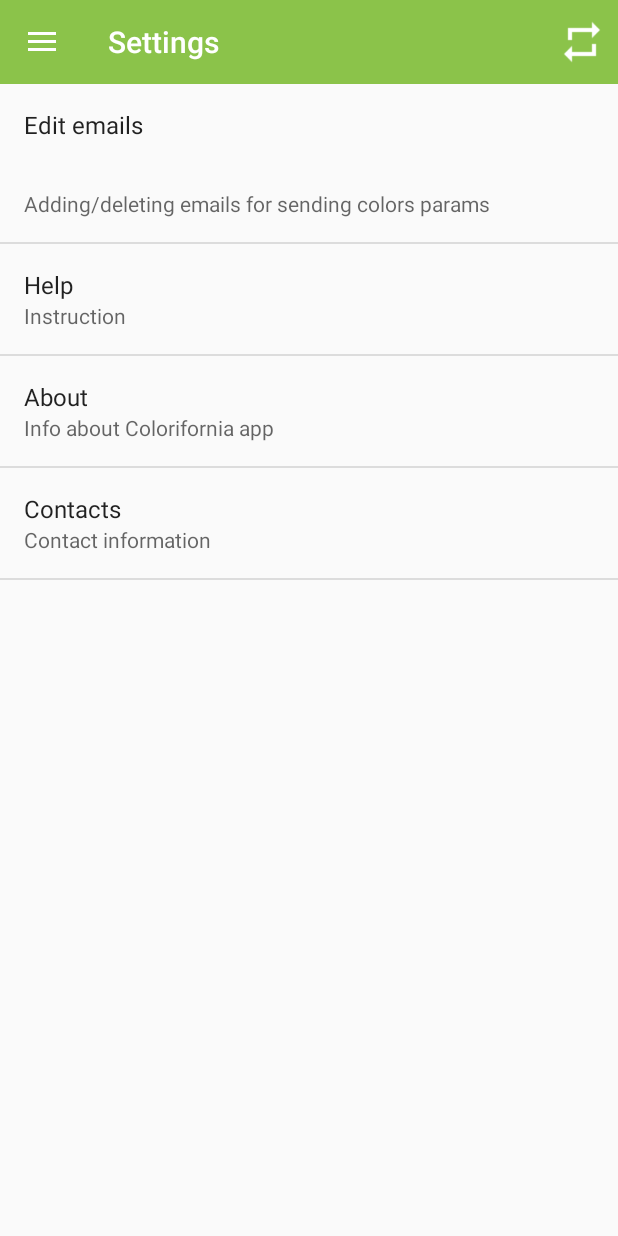
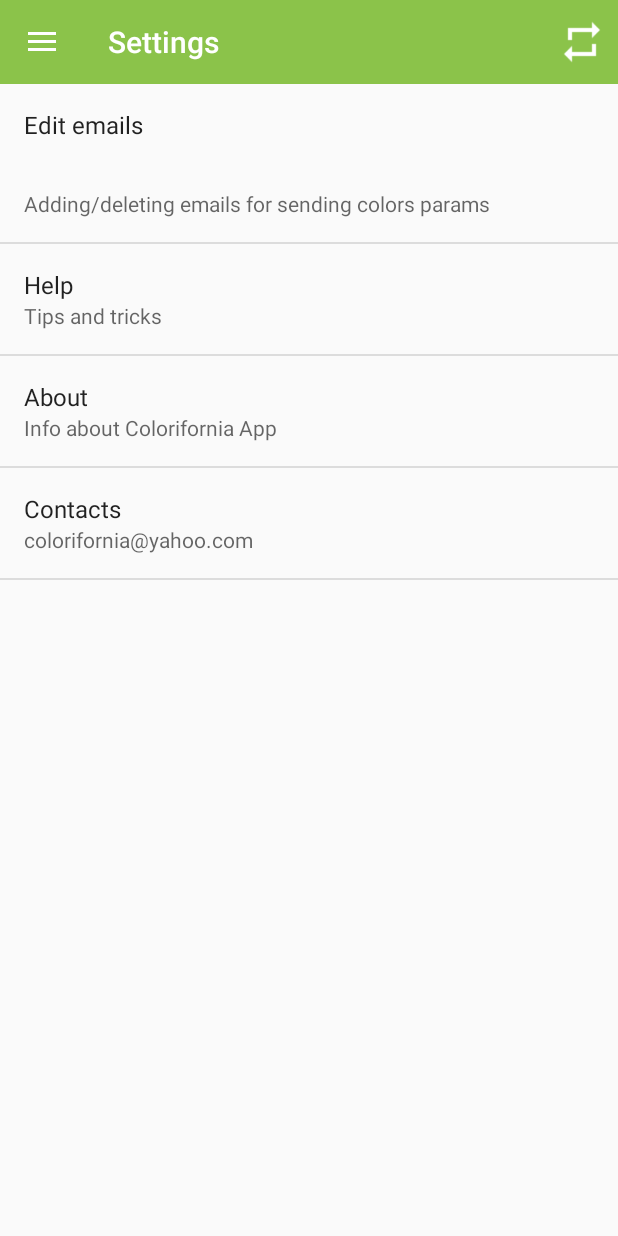
Before and after one commit to ruan65/ColoriforniaII, an Android app: the fragment FragmentAppSettings placed in its activity, on a phone screen of 412 x 824 dp. Run offline under Robolectric (Android 15) with nearby library versions, the phone set to English and light mode, and no system bars; our stand-ins replace ButterKnife.

Commit message:
prefs translation

```diff
--- a/app/src/main/res/values/strings.xml
+++ b/app/src/main/res/values/strings.xml
@@ -3,13 +3,12 @@
 
     <string name="app_name">Colorifornia</string>
     <string name="action_settings" translatable="false">Settings</string>
-    <string name="drawer_open">Drawer opened</string>
-    <string name="drawer_close">Drawer closed</string>
+    <string name="drawer_open" translatable="false">Drawer opened</string>
+    <string name="drawer_close" translatable="false">Drawer closed</string>
     <!-- Preferences -->
     <string name="pref_key_user_learned_drawer" translatable="false">user_learned_drawer</string>
     <string name="not_first_time" translatable="false">notFirstTimeAppStarts</string>
     <string name="color" translatable="false">color</string>
-    <string name="btn_back">\u21a9</string>
     <string name="save_color">Save color (also via "V" or double click)</string>
     <string name="erase">Clear saved colors</string>
     <string name="ok" translatable="false">OK</string>
@@ -62,4 +61,11 @@
     <string name="chooser_title">Send color(s) parameters...</string>
     <string name="hint_op_image_title">Hint</string>
     <string name="hint_op_image_msg">This is a stub image. To open an actual image, press "Gallery folder" icon on the action bar.</string>
+    <string name="key_prefs_instruction" translatable="false">prefs_instruction</string>
+    <string name="prefs_help_title">Help</string>
+    <string name="prefs_help_summary">Tips and tricks</string>
+    <string name="prefs_title_about">About</string>
+    <string name="prefs_summary_about">Info about Colorifornia App</string>
+    <string name="prefs_contacts_summary">colorifornia@yahoo.com</string>
+    <string name="prefs_contacts_title">Contacts</string>
 </resources>
--- a/app/src/main/res/xml/preferences.xml
+++ b/app/src/main/res/xml/preferences.xml
@@ -9,18 +9,18 @@
         android:title="@string/prefs_title" />
 
     <Preference
-        android:key="no_key"
-        android:summary="Instruction"
-        android:title="Help" />
+        android:key="@string/key_prefs_instruction"
+        android:summary="@string/prefs_help_summary"
+        android:title="@string/prefs_help_title" />
 
     <Preference
-        android:key="no_key"
-        android:summary="Info about Colorifornia app"
-        android:title="About" />
+        android:key="key_prefs_about"
+        android:summary="@string/prefs_summary_about"
+        android:title="@string/prefs_title_about" />
 
     <Preference
-        android:key="no_key"
-        android:summary="Contact information"
-        android:title="Contacts" />
+        android:key="key_prefs_contacts"
+        android:summary="@string/prefs_contacts_summary"
+        android:title="@string/prefs_contacts_title" />
 
 </PreferenceScreen>
```
Also changed, not shown: 1 other file.
